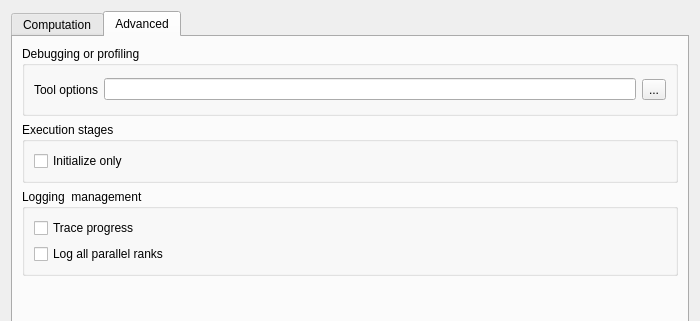
This is python/code_saturne/gui/case/BatchRunningDialogForm.ui in code-saturne/code_saturne as Qt 5 draws it before an edit; both pictures show x 0 to 700 and y 0 to 321 of the 700 by 893 pixel window. The edited form follows.
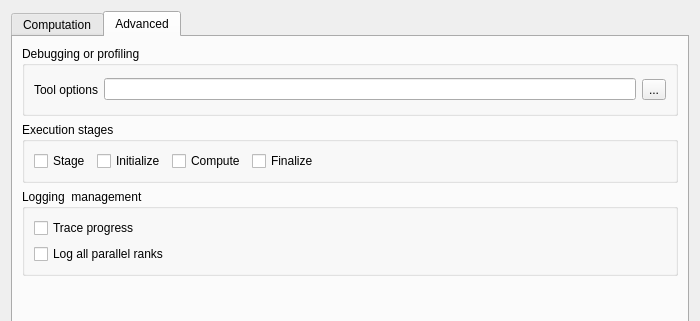
This is the edited form. The open tabs and pages were chosen to show the change. Icons and pictures are not drawn.

Commit message: GUI: improve handling of run steps, allow forcing run id.

What changed in the file:
```diff
--- a/python/code_saturne/gui/case/BatchRunningDialogForm.ui
+++ b/python/code_saturne/gui/case/BatchRunningDialogForm.ui
@@ -851,13 +851,56 @@
           <string>Execution stages</string>
          </property>
          <layout class="QGridLayout" name="gridLayout_5">
+          <item row="0" column="2">
+           <widget class="QCheckBox" name="checkBoxCompute">
+            <property name="toolTip">
+             <string>&lt;html&gt;&lt;head/&gt;&lt;body&gt;&lt;p&gt;Run the computation step.&lt;/p&gt;&lt;/body&gt;&lt;/html&gt;</string>
+            </property>
+            <property name="text">
+             <string>Compute</string>
+            </property>
+           </widget>
+          </item>
+          <item row="0" column="4">
+           <spacer name="horizontalSpacer_7">
+            <property name="orientation">
+             <enum>Qt::Horizontal</enum>
+            </property>
+            <property name="sizeHint" stdset="0">
+             <size>
+              <width>40</width>
+              <height>20</height>
+             </size>
+            </property>
+           </spacer>
+          </item>
           <item row="0" column="0">
            <widget class="QCheckBox" name="checkBoxInitOnly">
             <property name="toolTip">
              <string>&lt;html&gt;&lt;head/&gt;&lt;body&gt;&lt;p&gt;Prepare for execution, but do not start computation.&lt;/p&gt;&lt;p&gt;This is useful so as to manually run the code and debug from the prepare run directory.&lt;/p&gt;&lt;/body&gt;&lt;/html&gt;</string>
             </property>
             <property name="text">
-             <string>Initialize only</string>
+             <string>Stage</string>
+            </property>
+           </widget>
+          </item>
+          <item row="0" column="1">
+           <widget class="QCheckBox" name="checkBoxInitialize">
+            <property name="toolTip">
+             <string>&lt;html&gt;&lt;head/&gt;&lt;body&gt;&lt;p&gt;Import mesh and initialize data for execution, but do not start computation.&lt;/p&gt;&lt;p&gt;This is useful so as to manually run the code and debug from the prepare run directory.&lt;/p&gt;&lt;p&gt;For couplings with codes requiring offline partitioning, initialiation may include this step.&lt;/p&gt;&lt;/body&gt;&lt;/html&gt;</string>
+            </property>
+            <property name="text">
+             <string>Initialize</string>
+            </property>
+           </widget>
+          </item>
+          <item row="0" column="3">
+           <widget class="QCheckBox" name="checkBoxFinalize">
+            <property name="toolTip">
+             <string>&lt;html&gt;&lt;head/&gt;&lt;body&gt;&lt;p&gt;Clean up run directory, removing compiled code and temporary files.&lt;/p&gt;&lt;p&gt;If running on a separate directory than the results target (i.e. when a scratch directory is defined, which is useful only when storage and execution are done on separate filesystems), this step also includes the migration of results from the compute directory to the final results directory.&lt;/p&gt;&lt;/body&gt;&lt;/html&gt;</string>
+            </property>
+            <property name="text">
+             <string>Finalize</string>
             </property>
            </widget>
           </item>
```
Left out of the diff: 66 changed lines with no effect on the pictures. The commit also changes 2 other files.
